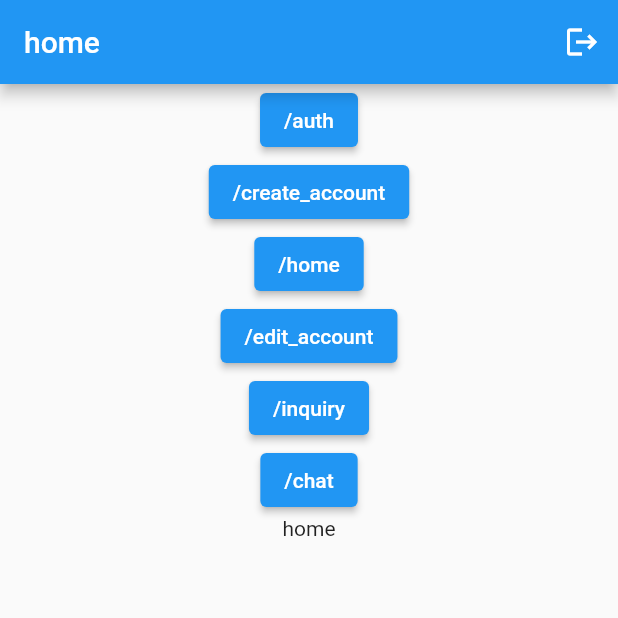
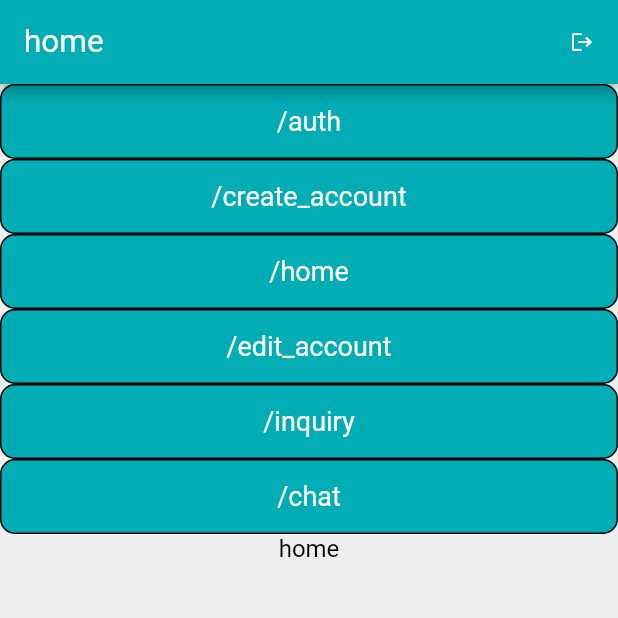
Before and after one commit to neco3coffee/flutter_inquiry_visualization, a Flutter app: the screen it shows once a user with an empty profile is signed in, on a phone screen of 412 x 824 dp, the top half of it. Run offline on Flutter 3.47's test engine with Material 2 defaults, Android fonts, the phone set to English and light mode, and no system bars; our stand-ins replace firebase_auth, firebase_core, get; missing offline and left inert: flutterfire_ui; accounts and stored records are empty.

Commit message:
#16 themeColorを追加

```diff
--- a/lib/main.dart
+++ b/lib/main.dart
@@ -1,6 +1,7 @@
 import 'package:firebase_core/firebase_core.dart';
 import 'package:flutter/material.dart';
 import 'package:flutter_inquiry_visualization/routes/app_pages.dart';
+import 'package:flutter_inquiry_visualization/theme/theme_data.dart';
 import 'package:get/get.dart';
 
 void main() async {
@@ -19,7 +20,7 @@ class App extends StatelessWidget {
       defaultTransition: Transition.fade,
       getPages: AppPages.routes,
       title: 'Flutter GetX Boilerplate',
-      // theme: ThemeConfig.lightTheme,
+      theme: ThemeConfig.lightTheme,
     );
   }
 }
--- a/lib/shared/constants/colors.dart
+++ b/lib/shared/constants/colors.dart
@@ -1,23 +1,23 @@
-// import 'package:flutter/material.dart';
+import 'package:flutter/material.dart';
 
-// class ColorConstants {
-//   static Color lightScaffoldBackgroundColor = hexToColor('#F9F9F9');
-//   static Color darkScaffoldBackgroundColor = hexToColor('#2F2E2E');
-//   static Color secondaryAppColor = hexToColor('#22DDA6');
-//   static Color secondaryDarkAppColor = Colors.white;
-//   static Color tipColor = hexToColor('#B6B6B6');
-//   static Color lightGray = Color(0xFFF6F6F6);
-//   static Color darkGray = Color(0xFF9F9F9F);
-//   static Color black = Color(0xFF000000);
-//   static Color white = Color(0xFFFFFFFF);
-// }
+class ColorConstants {
+  static Color lightScaffoldBackgroundColor = hexToColor('#EEEEEE');
+  static Color darkScaffoldBackgroundColor = hexToColor('#2F2E2E');
+  static Color secondaryAppColor = hexToColor('#00ADB5');
+  static Color secondaryDarkAppColor = Colors.white;
+  static Color tipColor = hexToColor('#B6B6B6');
+  static Color lightGray = Color(0xFFF6F6F6);
+  static Color darkGray = Color(0xFF9F9F9F);
+  static Color black = Color(0xFF000000);
+  static Color white = Color(0xFFFFFFFF);
+}
 
-// Color hexToColor(String hex) {
-//   assert(RegExp(r'^#([0-9a-fA-F]{6})|([0-9a-fA-F]{8})$').hasMatch(hex),
-//       'hex color must be #rrggbb or #rrggbbaa');
+Color hexToColor(String hex) {
+  assert(RegExp(r'^#([0-9a-fA-F]{6})|([0-9a-fA-F]{8})$').hasMatch(hex),
+      'hex color must be #rrggbb or #rrggbbaa');
 
-//   return Color(
-//     int.parse(hex.substring(1), radix: 16) +
-//         (hex.length == 7 ? 0xff000000 : 0x00000000),
-//   );
-// }
+  return Color(
+    int.parse(hex.substring(1), radix: 16) +
+        (hex.length == 7 ? 0xff000000 : 0x00000000),
+  );
+}
--- /dev/null
+++ b/lib/theme/theme.dart
@@ -0,0 +1 @@
+export 'theme_data.dart';
--- /dev/null
+++ b/lib/theme/theme_data.dart
@@ -0,0 +1,212 @@
+import 'package:flutter/cupertino.dart';
+import 'package:flutter/material.dart';
+import 'package:flutter_inquiry_visualization/shared/constants/colors.dart';
+
+class ThemeConfig {
+  static ThemeData createTheme({
+    required Brightness brightness,
+    required Color background,
+    required Color primaryText,
+    Color? secondaryText,
+    required Color accentColor,
+    Color? divider,
+    Color? buttonBackground,
+    required Color buttonText,
+    Color? cardBackground,
+    Color? disabled,
+    required Color error,
+  }) {
+    final baseTextTheme = brightness == Brightness.dark
+        ? Typography.blackMountainView
+        : Typography.whiteMountainView;
+
+    return ThemeData(
+      brightness: brightness,
+      buttonColor: buttonBackground,
+      canvasColor: background,
+      cardColor: background,
+      dividerColor: divider,
+      dividerTheme: DividerThemeData(
+        color: divider,
+        space: 1,
+        thickness: 1,
+      ),
+      elevatedButtonTheme: ElevatedButtonThemeData(
+        style: ElevatedButton.styleFrom(
+            minimumSize: const Size.fromHeight(50),
+            shape: RoundedRectangleBorder(
+              borderRadius: BorderRadius.circular(10),
+            ),
+            side: BorderSide(width: 1.0),
+            elevation: 0.0,
+            primary: ColorConstants.secondaryAppColor,
+            textStyle: const TextStyle(fontSize: 18)),
+      ),
+      cardTheme: CardTheme(
+        color: cardBackground,
+        margin: EdgeInsets.zero,
+        clipBehavior: Clip.antiAliasWithSaveLayer,
+      ),
+      backgroundColor: background,
+      primaryColor: accentColor,
+      accentColor: accentColor,
+      // textSelectionColor: accentColor,
+      // textSelectionHandleColor: accentColor,
+      // cursorColor: accentColor,
+      textSelectionTheme: TextSelectionThemeData(
+        selectionColor: accentColor,
+        selectionHandleColor: accentColor,
+        cursorColor: accentColor,
+      ),
+      toggleableActiveColor: accentColor,
+      appBarTheme: AppBarTheme(
+        brightness: brightness,
+        color: cardBackground,
+        titleTextStyle: TextStyle(
+          fontSize: 21,
+        ),
+        iconTheme: IconThemeData(
+          color: secondaryText,
+        ),
+      ),
+      iconTheme: IconThemeData(
+        color: secondaryText,
+        size: 16.0,
+      ),
+      errorColor: error,
+      buttonTheme: ButtonThemeData(
+        textTheme: ButtonTextTheme.primary,
+        colorScheme: ColorScheme(
+          brightness: brightness,
+          primary: accentColor,
+          primaryVariant: accentColor,
+          secondary: accentColor,
+          secondaryVariant: accentColor,
+          surface: background,
+          background: background,
+          error: error,
+          onPrimary: buttonText,
+          onSecondary: buttonText,
+          onSurface: buttonText,
+          onBackground: buttonText,
+          onError: buttonText,
+        ),
+        padding: const EdgeInsets.all(16.0),
+      ),
+      cupertinoOverrideTheme: CupertinoThemeData(
+        brightness: brightness,
+        primaryColor: accentColor,
+      ),
+      inputDecorationTheme: InputDecorationTheme(
+        errorStyle: TextStyle(color: error),
+        labelStyle: TextStyle(
+          fontFamily: 'Rubik',
+          fontWeight: FontWeight.w600,
+          fontSize: 16.0,
+          color: primaryText.withOpacity(0.5),
+        ),
+        hintStyle: TextStyle(
+          color: secondaryText,
+          fontSize: 13.0,
+          fontWeight: FontWeight.w300,
+        ),
+      ),
+      fontFamily: 'Rubik',
+      unselectedWidgetColor: hexToColor('#DADCDD'),
+      textTheme: TextTheme(
+        headline1: baseTextTheme.headline1!.copyWith(
+          color: primaryText,
+          fontSize: 34.0,
+          fontWeight: FontWeight.bold,
+        ),
+        headline2: baseTextTheme.headline2!.copyWith(
+          color: primaryText,
+          fontSize: 22,
+          fontWeight: FontWeight.bold,
+        ),
+        headline3: baseTextTheme.headline3!.copyWith(
+          color: secondaryText,
+          fontSize: 20,
+          fontWeight: FontWeight.w600,
+        ),
+        headline4: baseTextTheme.headline4!.copyWith(
+          color: primaryText,
+          fontSize: 18,
+          fontWeight: FontWeight.w600,
+        ),
+        headline5: baseTextTheme.headline5!.copyWith(
+          color: primaryText,
+          fontSize: 16,
+          fontWeight: FontWeight.w700,
+        ),
+        headline6: baseTextTheme.headline6!.copyWith(
+          color: primaryText,
+          fontSize: 14,
+          fontWeight: FontWeight.w700,
+        ),
+        bodyText1: baseTextTheme.bodyText1!.copyWith(
+          color: secondaryText,
+          fontSize: 15,
+        ),
+        bodyText2: baseTextTheme.bodyText2!.copyWith(
+          color: primaryText,
+          fontSize: 16,
+          fontWeight: FontWeight.w400,
+        ),
+        button: baseTextTheme.button!.copyWith(
+          color: primaryText,
+          fontSize: 12.0,
+          fontWeight: FontWeight.w700,
+        ),
+        caption: baseTextTheme.caption!.copyWith(
+          color: primaryText,
+          fontSize: 11.0,
+          fontWeight: FontWeight.w300,
+        ),
+        overline: baseTextTheme.overline!.copyWith(
+          color: secondaryText,
+          fontSize: 11.0,
+          fontWeight: FontWeight.w500,
+        ),
+        subtitle1: baseTextTheme.subtitle1!.copyWith(
+          color: primaryText,
+          fontSize: 16.0,
+          fontWeight: FontWeight.w700,
+        ),
+        subtitle2: baseTextTheme.subtitle2!.copyWith(
+          color: secondaryText,
+          fontSize: 11.0,
+          fontWeight: FontWeight.w500,
+        ),
+      ),
+    );
+  }
+
+  static ThemeData get lightTheme => createTheme(
+        brightness: Brightness.light,
+        background: ColorConstants.lightScaffoldBackgroundColor,
+        cardBackground: ColorConstants.secondaryAppColor,
+        primaryText: Colors.black,
+        secondaryText: Colors.white,
+        accentColor: ColorConstants.secondaryAppColor,
+        divider: ColorConstants.secondaryAppColor,
+        buttonBackground: Colors.black38,
+        buttonText: ColorConstants.secondaryAppColor,
+        disabled: ColorConstants.secondaryAppColor,
+        error: Colors.red,
+      );
+
+  static ThemeData get darkTheme => createTheme(
+        brightness: Brightness.dark,
+        background: ColorConstants.darkScaffoldBackgroundColor,
+        cardBackground: ColorConstants.secondaryDarkAppColor,
+        primaryText: Colors.white,
+        secondaryText: Colors.black,
+        accentColor: ColorConstants.secondaryDarkAppColor,
+        divider: Colors.black45,
+        buttonBackground: Colors.white,
+        buttonText: ColorConstants.secondaryDarkAppColor,
+        disabled: ColorConstants.secondaryDarkAppColor,
+        error: Colors.red,
+      );
+}
```
